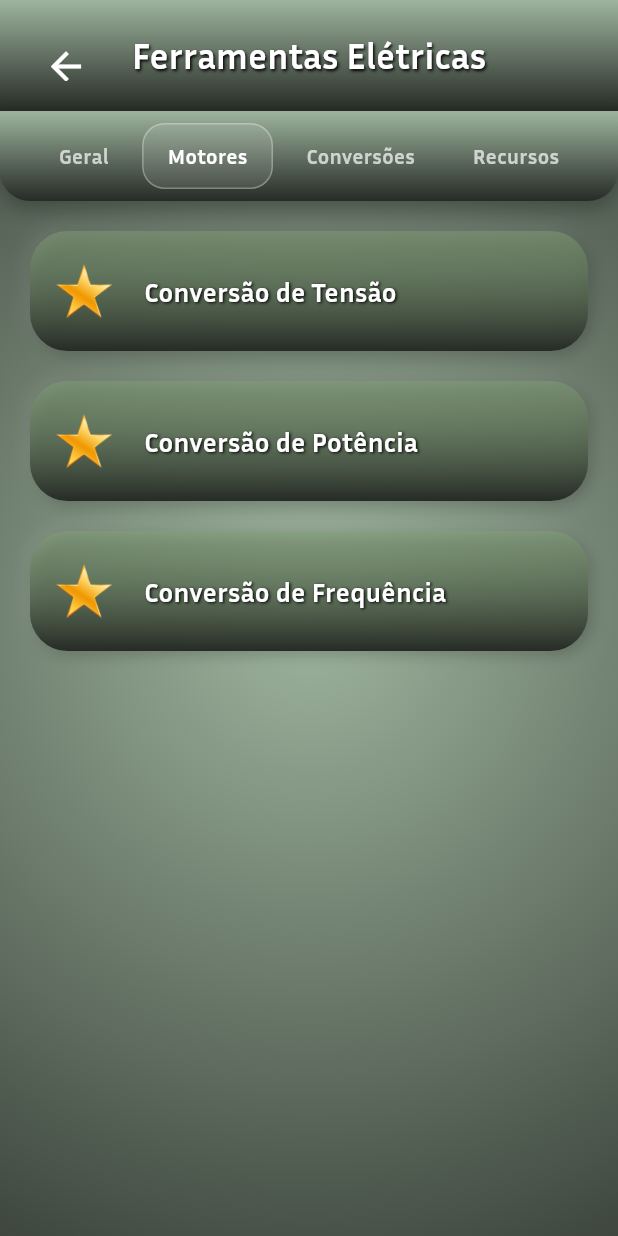
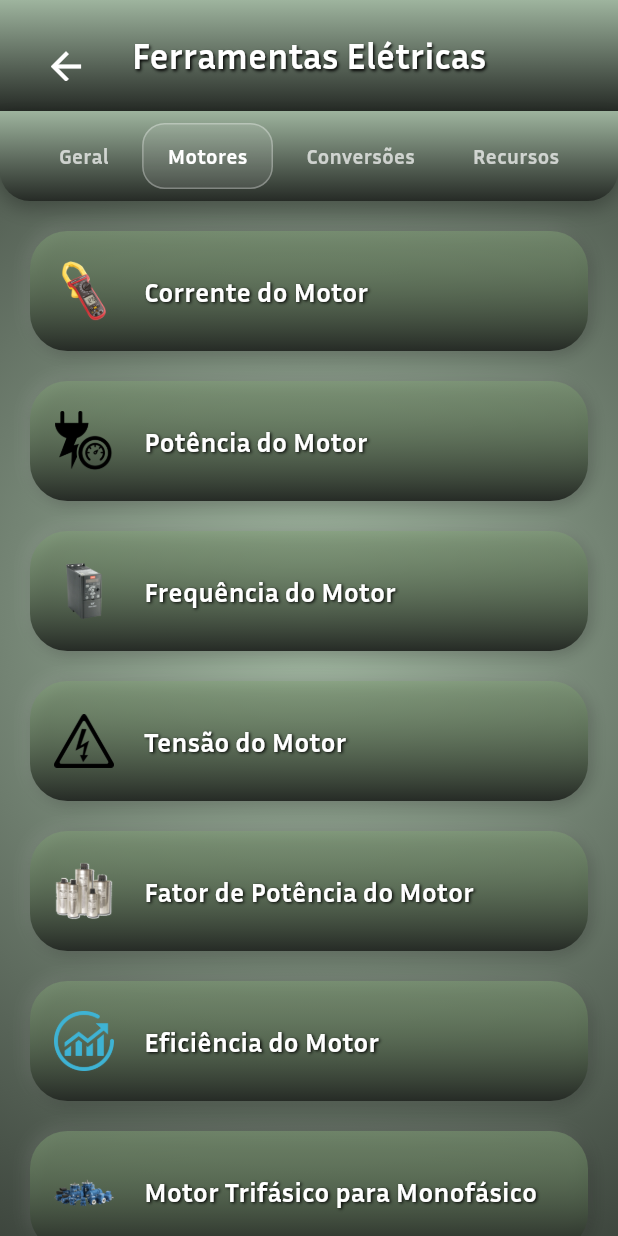
Before and after one commit to RickfSilva2020/RickSilvaDev_Flutter_MyTools1.0, a Flutter app: the EletricaPage screen opened directly, after a tap on "Motores", on a phone screen of 412 x 824 dp. Run offline on Flutter 3.47's test engine with Material 3 defaults, Android fonts, the phone set to English and light mode, and no system bars.

Commit message:
Motor
Trabalhando aba do motor

```diff
--- a/lib/eletrica_page.dart
+++ b/lib/eletrica_page.dart
@@ -1,10 +1,10 @@
 import 'package:flutter/material.dart';
-import 'package:my_tools/secao_condutores_page.dart';
-import 'package:my_tools/disjuntores_page.dart';
-import 'package:my_tools/contatores_page.dart';
-import 'package:my_tools/queda_tensao_page.dart';
-import 'package:my_tools/ohm_law_page.dart';
-import 'package:my_tools/resistor_page.dart';
+import 'package:my_tools/elet_secao_condutores_page.dart';
+import 'package:my_tools/elet_disjuntores_page.dart';
+import 'package:my_tools/elet_contatores_page.dart';
+import 'package:my_tools/elet_queda_tensao_page.dart';
+import 'package:my_tools/elet_ohm_law_page.dart';
+import 'package:my_tools/elet_resistor_page.dart';
 
 class EletricaPage extends StatefulWidget {
   const EletricaPage({super.key});
@@ -56,14 +56,36 @@ class _EletricaPageState extends State<EletricaPage> {
       {'image': 'assets/images/resistor.png', 'title': 'Resistores'},
     ],
     'Motores': [
-      {'image': 'assets/images/favoritos.png', 'title': 'Conversão de Tensão'},
+      {'image': 'assets/images/mot_corrente.png', 'title': 'Corrente do Motor'},
+      {'image': 'assets/images/mot_potencia.png', 'title': 'Potência do Motor'},
       {
-        'image': 'assets/images/favoritos.png',
-        'title': 'Conversão de Potência',
+        'image': 'assets/images/mot_frequencia.png',
+        'title': 'Frequência do Motor',
+      },
+      {'image': 'assets/images/mot_tensao.png', 'title': 'Tensão do Motor'},
+      {
+        'image': 'assets/images/mot_fatpotencia.png',
+        'title': 'Fator de Potência do Motor',
       },
       {
-        'image': 'assets/images/favoritos.png',
-        'title': 'Conversão de Frequência',
+        'image': 'assets/images/mot_eficiencia.png',
+        'title': 'Eficiência do Motor',
+      },
+      {
+        'image': 'assets/images/mot_tripmono.png',
+        'title': 'Motor Trifásico para Monofásico',
+      },
+      {
+        'image': 'assets/images/mot_capacitor.png',
+        'title': 'Capacitor para motor Monofásico',
+      },
+      {
+        'image': 'assets/images/mot_diagmono.png',
+        'title': 'Diagrama para motor Monofásico',
+      },
+      {
+        'image': 'assets/images/mot_diagtri.png',
+        'title': 'Diagrama para motor Trifásico',
       },
     ],
     'Conversões': [
```
Also changed, not shown: assets/images/mot_capacitor.png (added), assets/images/mot_corrente.png (added), assets/images/mot_diagmono.png (added), assets/images/mot_diagtri.png (added), assets/images/mot_eficiencia.png (added), assets/images/mot_fatpotencia.png (added), assets/images/mot_frequencia.png (added), assets/images/mot_potencia.png (added), assets/images/mot_tensao.png (added), assets/images/mot_tripmono.png (added), assets/images/mot_velocidade.png (added), lib/elet_contatores_page.dart (renamed from lib/contatores_page.dart), lib/elet_disjuntores_page.dart (renamed from lib/disjuntores_page.dart), lib/elet_ohm_law_page.dart (renamed from lib/ohm_law_page.dart), 3 more files.
